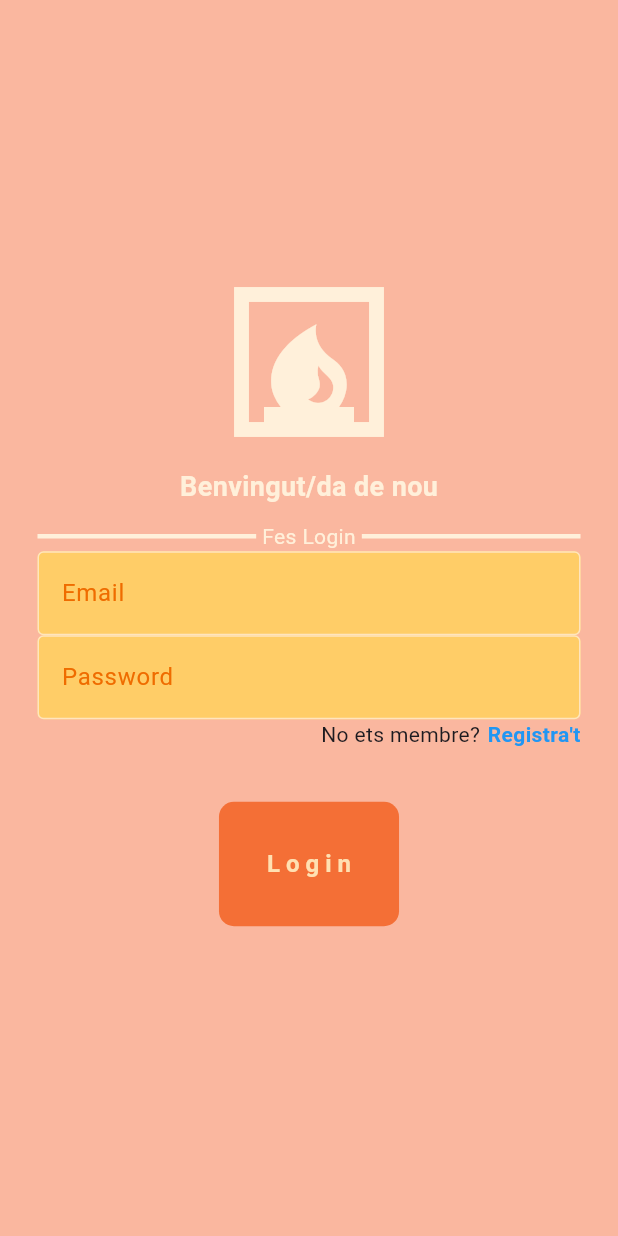
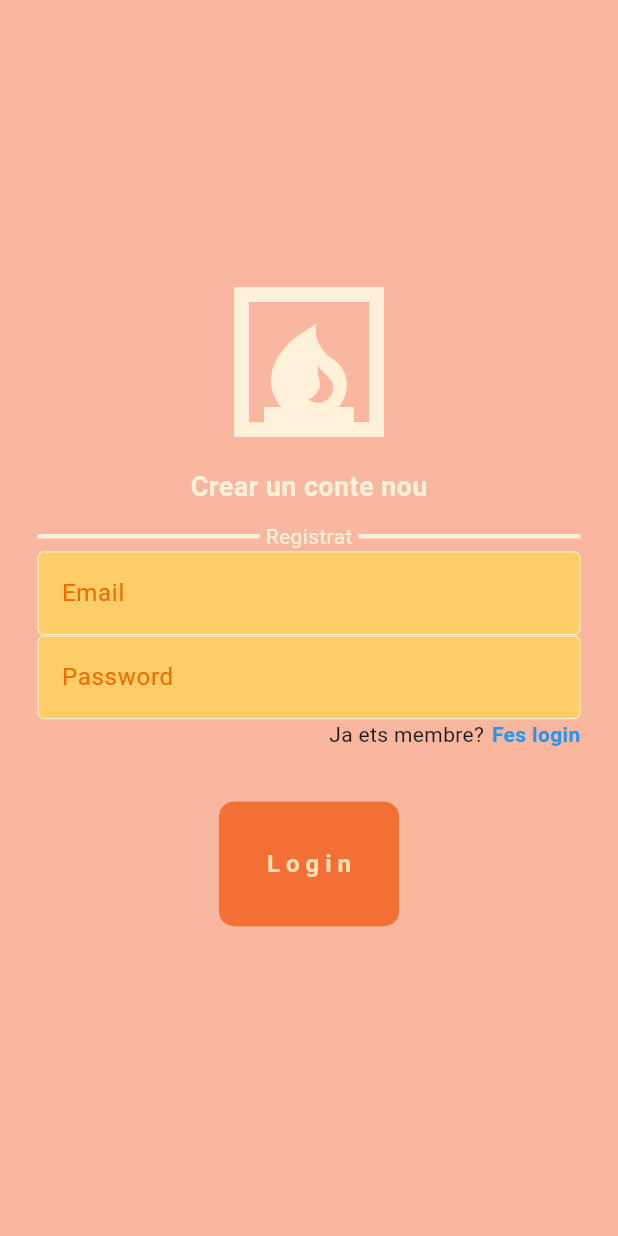
Before and after one commit to RamonAlgo/fluter_firebase_2324, a Flutter app: the screen it shows after launch, on a phone screen of 412 x 824 dp. Run offline on Flutter 3.47's test engine with Material 3 defaults, Android fonts, the light colour scheme and no system bars; our stand-ins replace firebase_core; accounts and stored records are empty.

Commit message:
UI Registre

```diff
--- a/lib/main.dart
+++ b/lib/main.dart
@@ -1,12 +1,16 @@
 import 'package:firebase_core/firebase_core.dart';
+import 'package:fluter_firebase_2324/firebase_options.dart';
 import 'package:fluter_firebase_2324/pagines/pagina_login.dart';
+import 'package:fluter_firebase_2324/pagines/pagina_registre.dart';
 import 'package:flutter/material.dart';
 
 void main() async {
 
   WidgetsFlutterBinding.ensureInitialized();
 
-  await Firebase.initializeApp();
+  await Firebase.initializeApp(
+    options: DefaultFirebaseOptions.currentPlatform,
+  );
   runApp(const MainApp());
 }
 
@@ -15,10 +19,10 @@ class MainApp extends StatelessWidget {
 
   @override
   Widget build(BuildContext context) {
-    return const MaterialApp(
+    return MaterialApp(
       debugShowCheckedModeBanner: false,
       home: Scaffold(
-        body: PaginaLogin(),
+        body: PaginaRegistre(),
       ),
     );
   }
--- /dev/null
+++ b/lib/pagines/pagina_registre.dart
@@ -0,0 +1,140 @@
+import 'package:fluter_firebase_2324/components/boto_auth.dart';
+import 'package:fluter_firebase_2324/components/textfield_auth.dart';
+import 'package:flutter/material.dart';
+
+class PaginaRegistre extends StatelessWidget {
+
+  final TextEditingController controllerEmail = TextEditingController();
+  final TextEditingController controllerPassword = TextEditingController();
+  final TextEditingController controllerConfirmarPassword = TextEditingController();
+
+  PaginaRegistre({
+    super.key,
+    });
+
+
+  void ferRegistre() {
+
+  }
+  @override
+  Widget build(BuildContext context) {
+    return Scaffold(
+      backgroundColor: const Color.fromARGB(255, 250, 183, 159),
+      body: SafeArea(
+        child: Center(
+          child: SingleChildScrollView(
+            child: Center(
+              child: Column(
+                mainAxisAlignment: MainAxisAlignment.center,
+                children: [
+
+                  // Logo.
+                  const Icon(
+                    Icons.fireplace,
+                    size: 120,
+                    color: Color.fromARGB(255, 255, 240, 218),
+                  ),
+
+                  const SizedBox(height: 10,),
+
+                  // Frase
+
+                  const Text(
+                    "Crear un conte nou",
+                    style: TextStyle(
+                      color: Color.fromARGB(255, 255, 240, 218),
+                      fontSize: 18,
+                      fontWeight: FontWeight.bold,
+
+                    ),
+                  ),
+
+                  // Text divisori
+
+                  const SizedBox(height: 10,),
+
+                  const Padding(
+                    padding: EdgeInsets.symmetric(horizontal: 25,),
+                    child: Row(
+                      children: [
+                        Expanded(
+                          child: Divider(
+                            thickness: 3,
+                            color: Color.fromARGB(255, 255, 240, 218),
+                          ),
+                        ),
+                        Padding(
+                          padding: EdgeInsets.symmetric(horizontal: 4),
+                          child: Text(
+                            "Registrat",
+                            style: TextStyle(color: Color.fromARGB(255, 255, 240, 218),),
+                          ),
+                        ),
+                        Expanded(
+                          child: Divider(
+                            thickness: 3,
+                            color: Color.fromARGB(255, 255, 240, 218),
+                          ),
+                        ),
+                      ],
+                    ),
+                  ),
+
+                  // TextField Email.
+
+                  TextFieldAuth(
+                    controller: controllerEmail,
+                    hintText: "Email",
+                    obscureText: false,
+                  ),
+
+                  // TextField Password
+
+                  TextFieldAuth(
+                    controller: controllerPassword,
+                    hintText: "Password",
+                    obscureText: true,
+                  ),
+
+
+
+                  // No estàs registra/da
+                  Padding(
+                    padding: EdgeInsets.symmetric(horizontal: 25),
+                    child: Row(
+                      mainAxisAlignment: MainAxisAlignment.end,
+                      children: [
+                        Text("Ja ets membre?"),
+                        SizedBox(width: 5,),
+                        GestureDetector(
+                          onTap: () {},
+                          child: Text(
+                            "Fes login",
+                            style: TextStyle(
+                              fontWeight: FontWeight.bold,
+                              color: Colors.blue,
+                            ),
+                          ),
+                        ),
+                      ],
+                    ),
+                  ),
+
+                  const SizedBox(height: 10,),
+
+                  // Boto login
+                  BotoAuth(
+                    text: "Registre",
+                    onTap: ferRegistre,
+                  ),
+
+
+                ],
+              ),
+            ),
+          ),
+        ),
+      ),
+    );
+  }
+}
```
